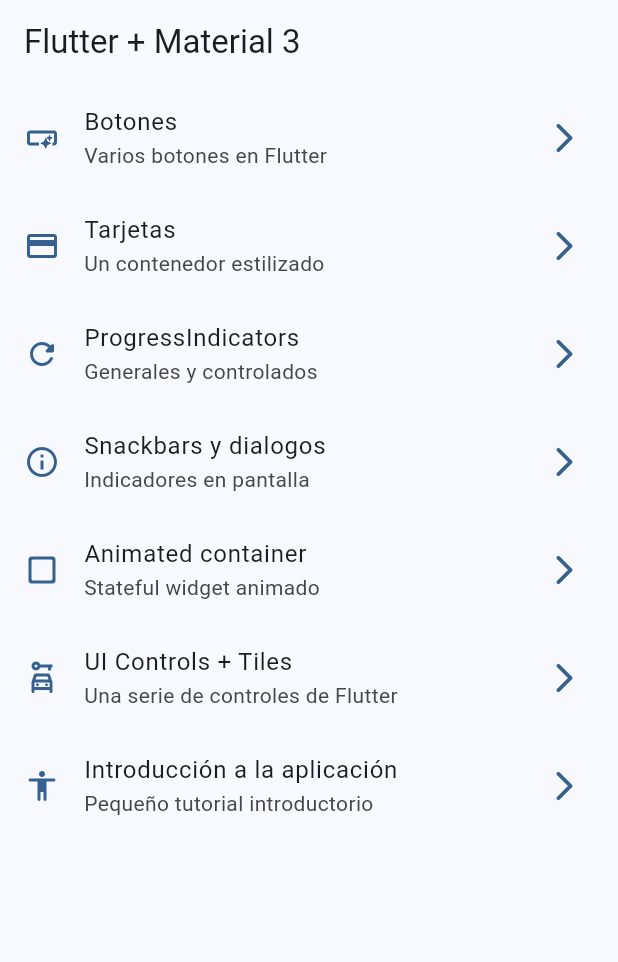
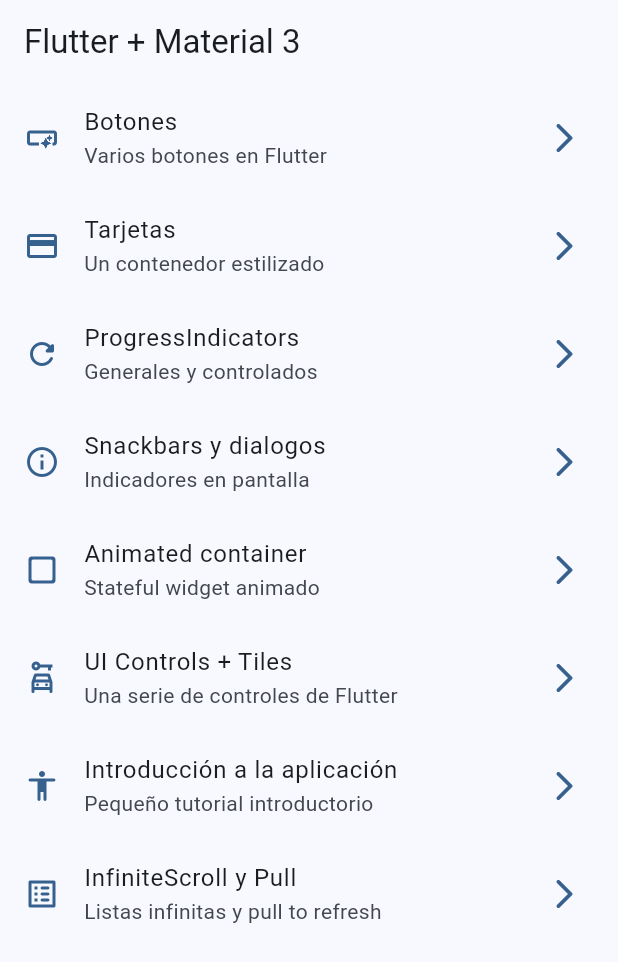
Before and after one commit to Kanicbay/Flutter-Learning, a Flutter app: the screen it shows after launch, on a phone screen of 412 x 824 dp. Shown: the top 962 px of the screen. Run offline on Flutter 3.47's test engine with Material 3 defaults, Android fonts, the phone set to English and light mode, and no system bars; our stand-ins replace animate_do, dio, go_router, video_player.

Commit message:
feat(widgets_app): create infinite scroll screen
add also remove padding with mediaquery

Brian Coyago

```diff
--- a/Flutter/widgets_app/lib/config/menu/menu_item.dart
+++ b/Flutter/widgets_app/lib/config/menu/menu_item.dart
@@ -59,4 +59,10 @@ final appMenuItems = <MenuItem>[
     link: '/tutorial',
     icon: Icons.accessibility_rounded,
   ),
+  MenuItem(
+    title: 'InfiniteScroll y Pull',
+    subTitle: 'Listas infinitas y pull to refresh',
+    link: '/infinite',
+    icon: Icons.list_alt_rounded,
+  ),
 ];
--- a/Flutter/widgets_app/lib/config/router/app_router.dart
+++ b/Flutter/widgets_app/lib/config/router/app_router.dart
@@ -48,5 +48,11 @@ final appRouter = GoRouter(
       name: AppTutorialScreen.name,
       builder: (context, state) => AppTutorialScreen(),
     ),
+
+    GoRoute(
+      path: '/infinite',
+      name: InfiniteScrollScreen.name,
+      builder: (context, state) => InfiniteScrollScreen(),
+    ),
   ],
 );
```
Also changed, not shown: Flutter/widgets_app/lib/presentation/screens/infinite_scroll/infinite_scroll_screen.dart (+35 -5 lines).
